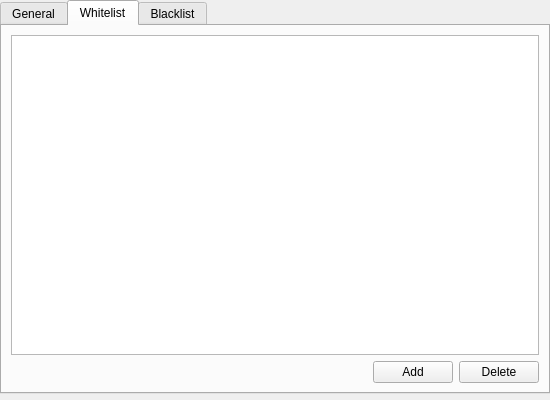
The window that Src/ParameterCompone/ParameterServerUI.ui (KangLin/RabbitRemoteControl) describes before a commit, drawn with Qt 5.
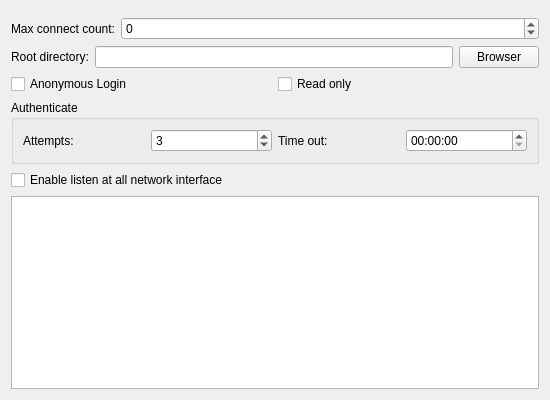
The same window after the commit. The open tabs and pages were chosen to show the change. Custom widgets are drawn as their Qt base class.

Commit message: Plugin: modify servser parameters

The edit to the form file:
```diff
--- a/Src/ParameterCompone/ParameterServerUI.ui
+++ b/Src/ParameterCompone/ParameterServerUI.ui
@@ -11,31 +11,9 @@
    </rect>
   </property>
   <property name="windowTitle">
-   <string/>
-  </property>
-  <layout class="QGridLayout" name="gridLayout">
-   <property name="leftMargin">
-    <number>0</number>
-   </property>
-   <property name="topMargin">
-    <number>0</number>
-   </property>
-   <property name="rightMargin">
-    <number>0</number>
-   </property>
-   <property name="bottomMargin">
-    <number>6</number>
-   </property>
-   <item row="0" column="0">
-    <widget class="QTabWidget" name="tabWidget">
-     <property name="currentIndex">
-      <number>0</number>
-     </property>
-     <widget class="QWidget" name="General">
-      <attribute name="title">
        <string>General</string>
-      </attribute>
-      <layout class="QGridLayout" name="gridLayout_3">
+  </property>
+  <layout class="QGridLayout" name="gridLayout">
        <item row="0" column="0">
         <widget class="CParameterNetUI" name="wNet" native="true"/>
        </item>
@@ -67,7 +45,7 @@
         </layout>
        </item>
        <item row="2" column="0">
-        <layout class="QHBoxLayout" name="horizontalLayout_9">
+    <layout class="QHBoxLayout" name="horizontalLayout_3">
          <item>
           <widget class="QLabel" name="label_8">
            <property name="text">
@@ -88,7 +66,7 @@
         </layout>
        </item>
        <item row="3" column="0">
-        <layout class="QHBoxLayout" name="horizontalLayout_2">
+    <layout class="QHBoxLayout" name="horizontalLayout_4">
          <item>
           <widget class="QCheckBox" name="cbAnonymousLogin">
            <property name="text">
@@ -158,100 +136,6 @@
          <property name="editTriggers">
           <set>QAbstractItemView::EditTrigger::NoEditTriggers</set>
          </property>
-        </widget>
-       </item>
-      </layout>
-     </widget>
-     <widget class="QWidget" name="Whitelist">
-      <attribute name="title">
-       <string>Whitelist</string>
-      </attribute>
-      <layout class="QGridLayout" name="gridLayout_4">
-       <item row="0" column="0">
-        <widget class="QListView" name="lvWhtelist">
-         <property name="contextMenuPolicy">
-          <enum>Qt::ContextMenuPolicy::CustomContextMenu</enum>
-         </property>
-        </widget>
-       </item>
-       <item row="1" column="0">
-        <layout class="QHBoxLayout" name="horizontalLayout_3">
-         <item>
-          <spacer name="horizontalSpacer">
-           <property name="orientation">
-            <enum>Qt::Orientation::Horizontal</enum>
-           </property>
-           <property name="sizeHint" stdset="0">
-            <size>
-             <width>20</width>
-             <height>20</height>
-            </size>
-           </property>
-          </spacer>
-         </item>
-         <item>
-          <widget class="QPushButton" name="pbAddWhitelist">
-           <property name="text">
-            <string>Add</string>
-           </property>
-          </widget>
-         </item>
-         <item>
-          <widget class="QPushButton" name="pbDeleteWhitelist">
-           <property name="text">
-            <string>Delete</string>
-           </property>
-          </widget>
-         </item>
-        </layout>
-       </item>
-      </layout>
-     </widget>
-     <widget class="QWidget" name="Blacklist">
-      <attribute name="title">
-       <string>Blacklist</string>
-      </attribute>
-      <layout class="QGridLayout" name="gridLayout_6">
-       <item row="0" column="0">
-        <widget class="QListView" name="lvBlacklist">
-         <property name="contextMenuPolicy">
-          <enum>Qt::ContextMenuPolicy::CustomContextMenu</enum>
-         </property>
-        </widget>
-       </item>
-       <item row="1" column="0">
-        <layout class="QGridLayout" name="gridLayout_5">
-         <item row="0" column="2">
-          <widget class="QPushButton" name="pbDeleteBlacklist">
-           <property name="text">
-            <string>Delete</string>
-           </property>
-          </widget>
-         </item>
-         <item row="0" column="1">
-          <widget class="QPushButton" name="pbAddBlacklist">
-           <property name="text">
-            <string>Add</string>
-           </property>
-          </widget>
-         </item>
-         <item row="0" column="0">
-          <spacer name="horizontalSpacer_2">
-           <property name="orientation">
-            <enum>Qt::Orientation::Horizontal</enum>
-           </property>
-           <property name="sizeHint" stdset="0">
-            <size>
-             <width>20</width>
-             <height>20</height>
-            </size>
-           </property>
-          </spacer>
-         </item>
-        </layout>
-       </item>
-      </layout>
-     </widget>
     </widget>
    </item>
   </layout>
```
Lines whose indentation alone changed are shown as unchanged. The commit also changes 26 other files.
